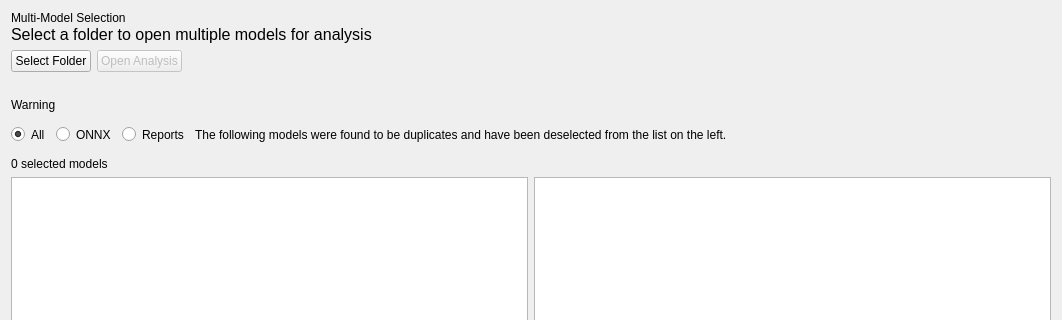
Above: src/digest/ui/multimodelselection_page.ui from onnx/digestai before the change; both pictures show x 0 to 1062 and y 0 to 320 of the 1062 by 816 pixel window. Below: the same form after it.
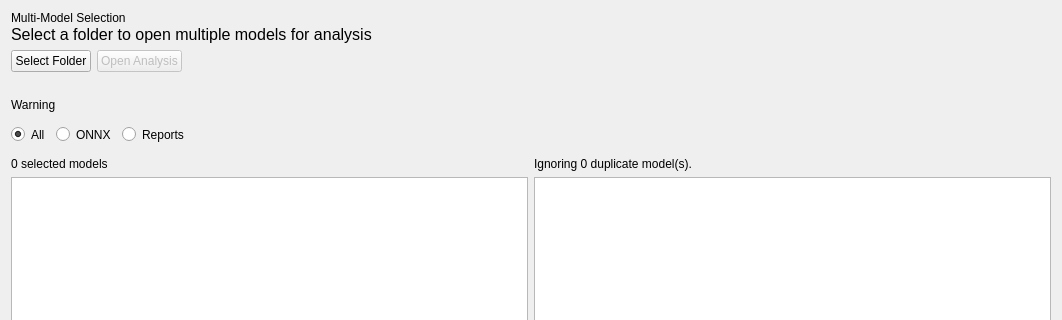
That is the form after the change.

Commit message: updates from PR review, improved multimodel layout

```diff
--- a/src/digest/ui/multimodelselection_page.ui
+++ b/src/digest/ui/multimodelselection_page.ui
@@ -218,31 +218,6 @@
        </property>
       </widget>
      </item>
-     <item alignment="">
-      <widget class="QLabel" name="duplicateLabel">
-       <property name="sizePolicy">
-        <sizepolicy hsizetype="Preferred" vsizetype="Preferred">
-         <horstretch>0</horstretch>
-         <verstretch>0</verstretch>
-        </sizepolicy>
-       </property>
-       <property name="minimumSize">
-        <size>
-         <width>550</width>
-         <height>0</height>
-        </size>
-       </property>
-       <property name="styleSheet">
-        <string notr="true"/>
-       </property>
-       <property name="text">
-        <string>The following models were found to be duplicates and have been deselected from the list on the left.</string>
-       </property>
-       <property name="wordWrap">
-        <bool>true</bool>
-       </property>
-      </widget>
-     </item>
      <item>
       <spacer name="horizontalSpacer_2">
        <property name="orientation">
@@ -258,23 +233,35 @@
      </item>
     </layout>
    </item>
-   <item>
-    <widget class="QLabel" name="numSelectedLabel">
-     <property name="styleSheet">
-      <string notr="true"/>
-     </property>
-     <property name="text">
-      <string>0 selected models</string>
-     </property>
-     <property name="wordWrap">
-      <bool>true</bool>
-     </property>
-    </widget>
-   </item>
    <item>
     <layout class="QHBoxLayout" name="columnsLayout">
      <item>
       <layout class="QVBoxLayout" name="leftColumnLayout">
+       <item>
+        <widget class="QLabel" name="numSelectedLabel">
+         <property name="sizePolicy">
+          <sizepolicy hsizetype="Expanding" vsizetype="Fixed">
+           <horstretch>0</horstretch>
+           <verstretch>0</verstretch>
+          </sizepolicy>
+         </property>
+         <property name="minimumSize">
+          <size>
+           <width>0</width>
+           <height>10</height>
+          </size>
+         </property>
+         <property name="styleSheet">
+          <string notr="true"/>
+         </property>
+         <property name="text">
+          <string>0 selected models</string>
+         </property>
+         <property name="wordWrap">
+          <bool>true</bool>
+         </property>
+        </widget>
+       </item>
        <item>
         <widget class="QListView" name="modelListView">
          <property name="styleSheet">
@@ -295,6 +282,34 @@
      </item>
      <item>
       <layout class="QVBoxLayout" name="rightColumnLayout">
+       <item>
+        <widget class="QLabel" name="duplicateLabel">
+         <property name="enabled">
+          <bool>true</bool>
+         </property>
+         <property name="sizePolicy">
+          <sizepolicy hsizetype="Expanding" vsizetype="Fixed">
+           <horstretch>0</horstretch>
+           <verstretch>0</verstretch>
+          </sizepolicy>
+         </property>
+         <property name="minimumSize">
+          <size>
+           <width>0</width>
+           <height>10</height>
+          </size>
+         </property>
+         <property name="styleSheet">
+          <string notr="true"/>
+         </property>
+         <property name="text">
+          <string>Ignoring 0 duplicate model(s).</string>
+         </property>
+         <property name="wordWrap">
+          <bool>true</bool>
+         </property>
+        </widget>
+       </item>
        <item>
         <widget class="QListWidget" name="duplicateListWidget">
          <property name="sizePolicy">
```
Left out of the diff: 8 changed lines with no effect on the pictures. The commit also changes 7 other files.
